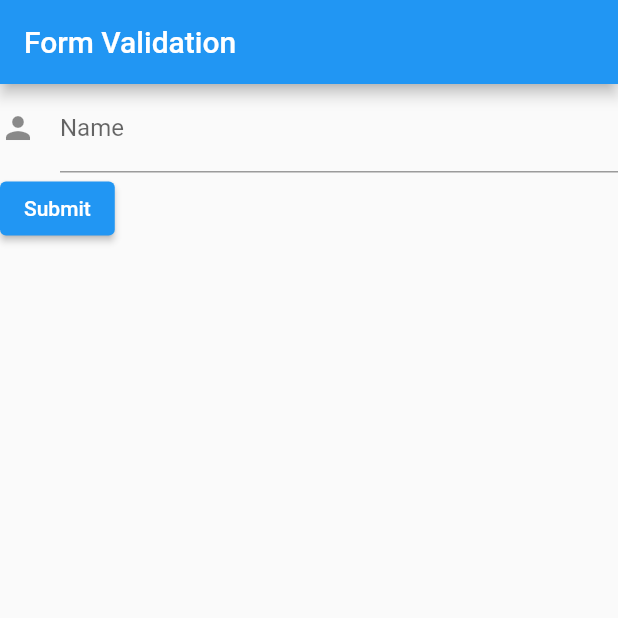
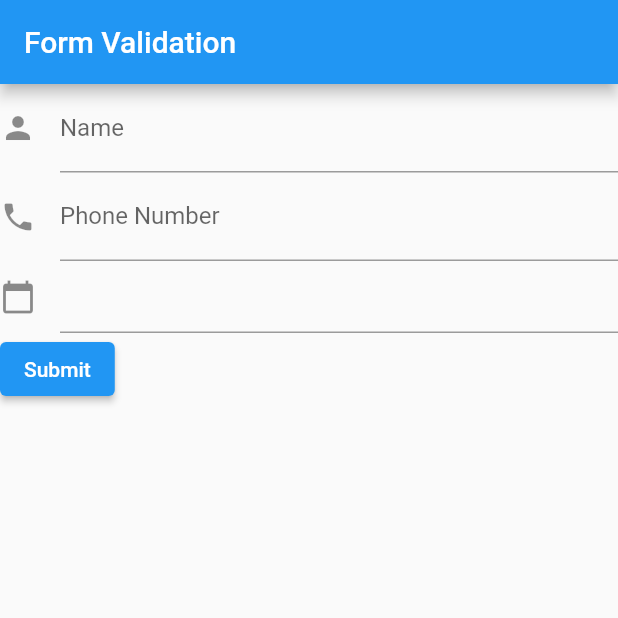
Before and after one commit to shrinivas-baldawa/MAD-Lab4, a Flutter app: the screen it shows after launch, on a phone screen of 412 x 824 dp, the top half of it. Run offline on Flutter 3.47's test engine with Material 2 defaults, Android fonts, the phone set to English and light mode, and no system bars.

Commit message:
ste4 - adding 2 more Text Fields

```diff
--- a/lib/main.dart
+++ b/lib/main.dart
@@ -49,6 +49,15 @@ class _MyCustomFormState extends State<MyCustomForm> {
               return null;
             },
           ),
+          TextFormField(
+            decoration: const InputDecoration(
+                icon: Icon(Icons.phone),
+                hintText: 'Please Enter A Phone Number',
+                labelText: 'Phone Number'),
+          ),
+          TextFormField(
+            decoration: const InputDecoration(icon: Icon(Icons.calendar_today)),
+          ),
           ElevatedButton(
             onPressed: () {
               if (_formKey.currentState!.validate()) {
```
